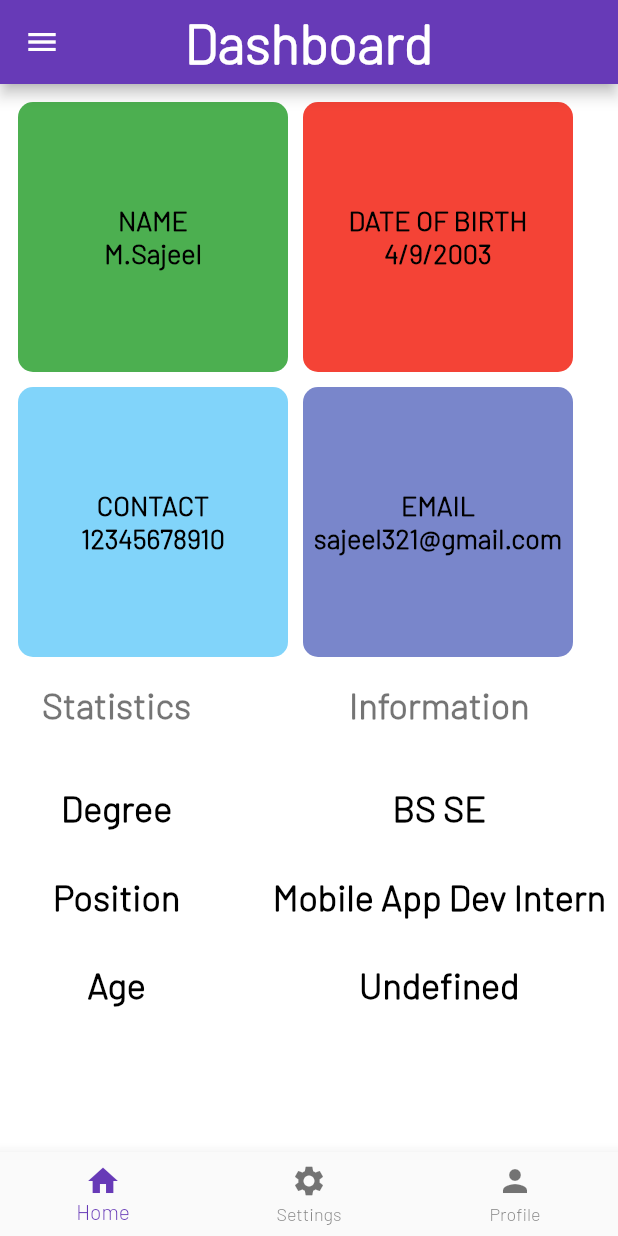
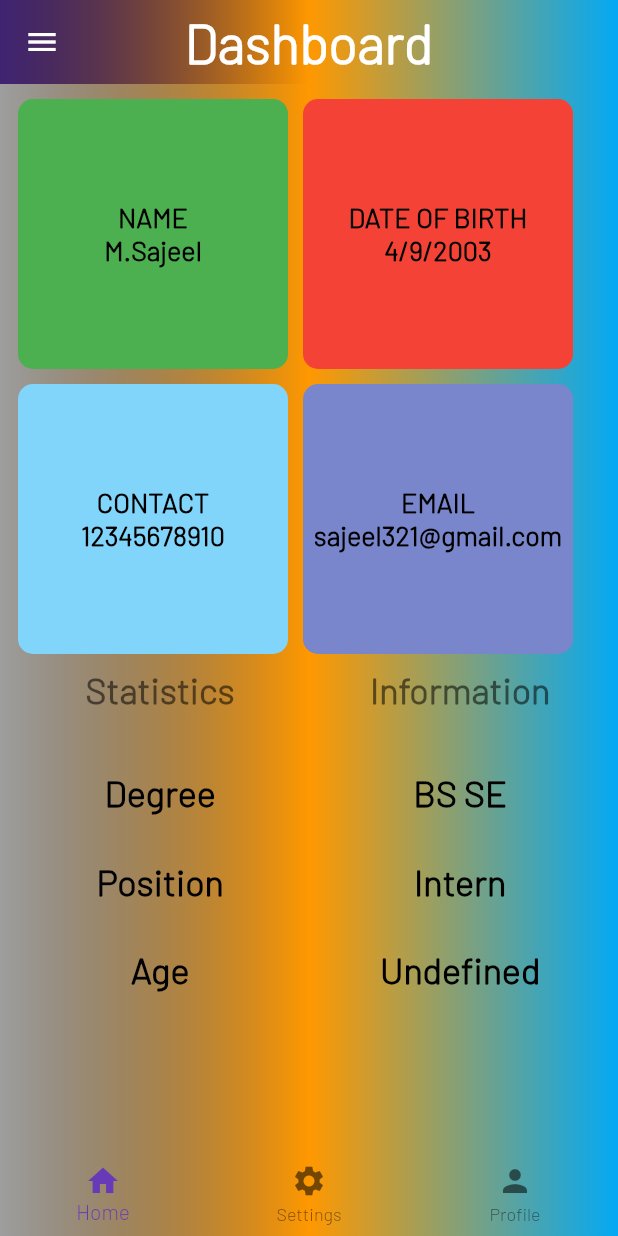
Before and after one commit to S4j33l/Flutter-Practice-1, a Flutter app: the FourthPage screen opened by its route, on a phone screen of 412 x 824 dp. Run offline on Flutter 3.47's test engine with Material 2 defaults, Android fonts, the phone set to English and light mode, and no system bars; our stand-ins replace fluttertoast, image_picker, progress_indicators.

Commit message:
gradient

```diff
--- a/lib/routes/fourth_page.dart
+++ b/lib/routes/fourth_page.dart
@@ -8,11 +8,25 @@ class FourthPage extends StatefulWidget {
 }
 
 class _FourthPageState extends State<FourthPage> {
+  bool isSwitchedToStatistics = false;
+  bool isSwitchedToInformation = false;
   int bottomNavigationBarIndex = 0;
   @override
   Widget build(BuildContext context) {
     return Scaffold(
       appBar: AppBar(
+        elevation: 0.0,
+        flexibleSpace: Container(
+          decoration: const BoxDecoration(
+            gradient: LinearGradient(
+              colors: <Color>[
+                Colors.black38,
+                Colors.orange,
+                Colors.lightBlue,
+              ],
+            ),
+          ),
+        ),
         title: Text("Dashboard",
             style: Theme.of(context)
                 .textTheme
@@ -79,10 +93,17 @@ class _FourthPageState extends State<FourthPage> {
         ),
       ),
       body: Container(
-        margin: const EdgeInsets.only(
-          top: 12.0,
-          left: 12.0,
+        decoration: const BoxDecoration(
+          gradient: LinearGradient(
+            colors: <Color>[
+              Colors.black38,
+              Colors.orange,
+              Colors.lightBlue,
+            ],
           ),
+        ),
+        child: Padding(
+          padding: const EdgeInsets.only(top: 10.0, left: 12.0),
           child: Column(
             children: <Widget>[
               Row(
@@ -164,19 +185,19 @@ class _FourthPageState extends State<FourthPage> {
                   ),
                 ],
               ),
-            Padding(
-              padding: const EdgeInsets.all(8.0),
-              child: Row(
-                mainAxisAlignment: MainAxisAlignment.spaceBetween,
+              Row(
+                mainAxisAlignment: MainAxisAlignment.spaceAround,
                 children: <Widget>[
                   Column(
                     children: <Widget>[
                       TextButton(
                           style: ButtonStyle(
                             backgroundColor:
-                                MaterialStateProperty.all(Colors.white),
+                                MaterialStateProperty.all(Colors.transparent),
                           ),
-                          onPressed: () {},
+                          onPressed: () {
+                            isSwitchedToStatistics = true;
+                          },
                           child: Text("Statistics",
                               style: Theme.of(context)
                                   .textTheme
@@ -207,7 +228,7 @@ class _FourthPageState extends State<FourthPage> {
                       TextButton(
                           style: ButtonStyle(
                             backgroundColor:
-                                MaterialStateProperty.all(Colors.white),
+                                MaterialStateProperty.all(Colors.transparent),
                           ),
                           onPressed: () {},
                           child: Text("Information",
@@ -222,7 +243,7 @@ class _FourthPageState extends State<FourthPage> {
                               .displayMedium!
                               .copyWith(fontSize: 24.0)),
                       const SizedBox(height: 30.0),
-                      Text("Mobile App Dev Intern",
+                      Text("Intern",
                           style: Theme.of(context)
                               .textTheme
                               .displayMedium!
@@ -236,17 +257,27 @@ class _FourthPageState extends State<FourthPage> {
                     ],
                   ),
                 ],
-              ),
               )
             ],
           ),
         ),
-      bottomNavigationBar: BottomNavigationBar(
+      ),
+      bottomNavigationBar: Container(
+        decoration: const BoxDecoration(
+          gradient: LinearGradient(colors: [
+            Colors.black38,
+            Colors.orange,
+            Colors.lightBlue,
+          ]),
+        ),
+        child: BottomNavigationBar(
           onTap: (value) {
             setState(() {
               bottomNavigationBarIndex = value;
             });
           },
+          elevation: 0.0,
+          backgroundColor: Colors.transparent,
           currentIndex: bottomNavigationBarIndex,
           type: BottomNavigationBarType.fixed,
           items: const [
@@ -254,7 +285,9 @@ class _FourthPageState extends State<FourthPage> {
             BottomNavigationBarItem(
                 icon: Icon(Icons.settings), label: "Settings"),
             BottomNavigationBarItem(icon: Icon(Icons.person), label: "Profile"),
-          ]),
+          ],
+        ),
+      ),
     );
   }
 }
```
Lines whose indentation alone changed are shown as unchanged.
